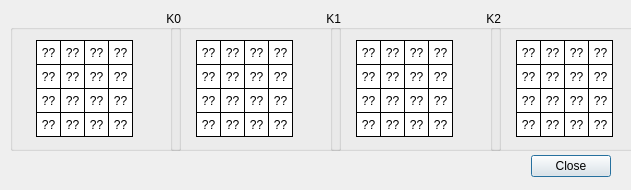
Above: src/dialogshowsubkeys.ui from giovanirinaldi/YAAES before the change. Below: the same form after it.
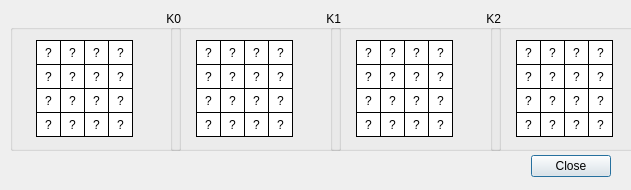
That is the form after the change.

Patch:
```diff
--- a/src/dialogshowsubkeys.ui
+++ b/src/dialogshowsubkeys.ui
@@ -88,7 +88,7 @@
 }</string>
     </property>
     <property name="text">
-     <string>??</string>
+     <string>?</string>
     </property>
     <property name="alignment">
      <set>Qt::AlignCenter</set>
@@ -129,7 +129,7 @@
 }</string>
     </property>
     <property name="text">
-     <string>??</string>
+     <string>?</string>
     </property>
     <property name="alignment">
      <set>Qt::AlignCenter</set>
@@ -170,7 +170,7 @@
 }</string>
     </property>
     <property name="text">
-     <string>??</string>
+     <string>?</string>
     </property>
     <property name="alignment">
      <set>Qt::AlignCenter</set>
@@ -211,7 +211,7 @@
 }</string>
     </property>
     <property name="text">
-     <string>??</string>
+     <string>?</string>
     </property>
     <property name="alignment">
      <set>Qt::AlignCenter</set>
@@ -252,7 +252,7 @@
 }</string>
     </property>
     <property name="text">
-     <string>??</string>
+     <string>?</string>
     </property>
     <property name="alignment">
      <set>Qt::AlignCenter</set>
@@ -293,7 +293,7 @@
 }</string>
     </property>
     <property name="text">
-     <string>??</string>
+     <string>?</string>
     </property>
     <property name="alignment">
      <set>Qt::AlignCenter</set>
@@ -334,7 +334,7 @@
 }</string>
     </property>
     <property name="text">
-     <string>??</string>
+     <string>?</string>
     </property>
     <property name="alignment">
      <set>Qt::AlignCenter</set>
@@ -375,7 +375,7 @@
 }</string>
     </property>
     <property name="text">
-     <string>??</string>
+     <string>?</string>
     </property>
     <property name="alignment">
      <set>Qt::AlignCenter</set>
@@ -416,7 +416,7 @@
 }</string>
     </property>
     <property name="text">
-     <string>??</string>
+     <string>?</string>
     </property>
     <property name="alignment">
      <set>Qt::AlignCenter</set>
@@ -457,7 +457,7 @@
 }</string>
     </property>
     <property name="text">
-     <string>??</string>
+     <string>?</string>
     </property>
     <property name="alignment">
      <set>Qt::AlignCenter</set>
@@ -498,7 +498,7 @@
 }</string>
     </property>
     <property name="text">
-     <string>??</string>
+     <string>?</string>
     </property>
     <property name="alignment">
      <set>Qt::AlignCenter</set>
@@ -542,7 +542,7 @@
 }</string>
     </property>
     <property name="text">
-     <string>??</string>
+     <string>?</string>
     </property>
     <property name="alignment">
      <set>Qt::AlignCenter</set>
@@ -583,7 +583,7 @@
 }</string>
     </property>
     <property name="text">
-     <string>??</string>
+     <string>?</string>
     </property>
     <property name="alignment">
      <set>Qt::AlignCenter</set>
@@ -624,7 +624,7 @@
 }</string>
     </property>
     <property name="text">
-     <string>??</string>
+     <string>?</string>
     </property>
     <property name="alignment">
      <set>Qt::AlignCenter</set>
@@ -665,7 +665,7 @@
 }</string>
     </property>
     <property name="text">
-     <string>??</string>
+     <string>?</string>
     </property>
     <property name="alignment">
      <set>Qt::AlignCenter</set>
@@ -706,7 +706,7 @@
 }</string>
     </property>
     <property name="text">
-     <string>??</string>
+     <string>?</string>
     </property>
     <property name="alignment">
      <set>Qt::AlignCenter</set>
@@ -772,7 +772,7 @@
 }</string>
     </property>
     <property name="text">
-     <string>??</string>
+     <string>?</string>
     </property>
     <property name="alignment">
      <set>Qt::AlignCenter</set>
@@ -813,7 +813,7 @@
 }</string>
     </property>
     <property name="text">
-     <string>??</string>
+     <string>?</string>
     </property>
     <property name="alignment">
      <set>Qt::AlignCenter</set>
@@ -854,7 +854,7 @@
 }</string>
     </property>
     <property name="text">
-     <string>??</string>
+     <string>?</string>
     </property>
     <property name="alignment">
      <set>Qt::AlignCenter</set>
@@ -895,7 +895,7 @@
 }</string>
     </property>
     <property name="text">
-     <string>??</string>
+     <string>?</string>
     </property>
     <property name="alignment">
      <set>Qt::AlignCenter</set>
@@ -936,7 +936,7 @@
 }</string>
     </property>
     <property name="text">
-     <string>??</string>
+     <string>?</string>
     </property>
     <property name="alignment">
      <set>Qt::AlignCenter</set>
@@ -977,7 +977,7 @@
 }</string>
     </property>
     <property name="text">
-     <string>??</string>
+     <string>?</string>
     </property>
     <property name="alignment">
      <set>Qt::AlignCenter</set>
@@ -1018,7 +1018,7 @@
 }</string>
     </property>
     <property name="text">
-     <string>??</string>
+     <string>?</string>
     </property>
     <property name="alignment">
      <set>Qt::AlignCenter</set>
@@ -1059,7 +1059,7 @@
 }</string>
     </property>
     <property name="text">
-     <string>??</string>
+     <string>?</string>
     </property>
     <property name="alignment">
      <set>Qt::AlignCenter</set>
@@ -1100,7 +1100,7 @@
 }</string>
     </property>
     <property name="text">
-     <string>??</string>
+     <string>?</string>
     </property>
     <property name="alignment">
      <set>Qt::AlignCenter</set>
@@ -1141,7 +1141,7 @@
 }</string>
     </property>
     <property name="text">
-     <string>??</string>
+     <string>?</string>
     </property>
     <property name="alignment">
      <set>Qt::AlignCenter</set>
@@ -1182,7 +1182,7 @@
 }</string>
     </property>
     <property name="text">
-     <string>??</string>
+     <string>?</string>
     </property>
     <property name="alignment">
      <set>Qt::AlignCenter</set>
@@ -1226,7 +1226,7 @@
 }</string>
     </property>
     <property name="text">
-     <string>??</string>
+     <string>?</string>
     </property>
     <property name="alignment">
      <set>Qt::AlignCenter</set>
@@ -1267,7 +1267,7 @@
 }</string>
     </property>
     <property name="text">
-     <string>??</string>
+     <string>?</string>
     </property>
     <property name="alignment">
      <set>Qt::AlignCenter</set>
@@ -1308,7 +1308,7 @@
 }</string>
     </property>
     <property name="text">
-     <string>??</string>
+     <string>?</string>
     </property>
     <property name="alignment">
      <set>Qt::AlignCenter</set>
@@ -1349,7 +1349,7 @@
 }</string>
     </property>
     <property name="text">
-     <string>??</string>
+     <string>?</string>
     </property>
     <property name="alignment">
      <set>Qt::AlignCenter</set>
@@ -1390,7 +1390,7 @@
 }</string>
     </property>
     <property name="text">
-     <string>??</string>
+     <string>?</string>
     </property>
     <property name="alignment">
      <set>Qt::AlignCenter</set>
@@ -1456,7 +1456,7 @@
 }</string>
     </property>
     <property name="text">
-     <string>??</string>
+     <string>?</string>
     </property>
     <property name="alignment">
      <set>Qt::AlignCenter</set>
@@ -1497,7 +1497,7 @@
 }</string>
     </property>
     <property name="text">
-     <string>??</string>
+     <string>?</string>
     </property>
     <property name="alignment">
      <set>Qt::AlignCenter</set>
@@ -1538,7 +1538,7 @@
 }</string>
     </property>
     <property name="text">
-     <string>??</string>
+     <string>?</string>
     </property>
     <property name="alignment">
      <set>Qt::AlignCenter</set>
@@ -1579,7 +1579,7 @@
 }</string>
     </property>
     <property name="text">
-     <string>??</string>
+     <string>?</string>
     </property>
     <property name="alignment">
      <set>Qt::AlignCenter</set>
@@ -1620,7 +1620,7 @@
 }</string>
     </property>
     <property name="text">
-     <string>??</string>
+     <string>?</string>
     </property>
     <property name="alignment">
      <set>Qt::AlignCenter</set>
@@ -1661,7 +1661,7 @@
 }</string>
     </property>
     <property name="text">
-     <string>??</string>
+     <string>?</string>
     </property>
     <property name="alignment">
      <set>Qt::AlignCenter</set>
@@ -1702,7 +1702,7 @@
 }</string>
     </property>
     <property name="text">
-     <string>??</string>
+     <string>?</string>
     </property>
     <property name="alignment">
      <set>Qt::AlignCenter</set>
@@ -1743,7 +1743,7 @@
 }</string>
     </property>
     <property name="text">
-     <string>??</string>
+     <string>?</string>
     </property>
     <property name="alignment">
      <set>Qt::AlignCenter</set>
@@ -1784,7 +1784,7 @@
 }</string>
     </property>
     <property name="text">
-     <string>??</string>
+     <string>?</string>
     </property>
     <property name="alignment">
      <set>Qt::AlignCenter</set>
@@ -1825,7 +1825,7 @@
 }</string>
     </property>
     <property name="text">
-     <string>??</string>
+     <string>?</string>
     </property>
     <property name="alignment">
      <set>Qt::AlignCenter</set>
@@ -1866,7 +1866,7 @@
 }</string>
     </property>
     <property name="text">
-     <string>??</string>
+     <string>?</string>
     </property>
     <property name="alignment">
      <set>Qt::AlignCenter</set>
@@ -1910,7 +1910,7 @@
 }</string>
     </property>
     <property name="text">
-     <string>??</string>
+     <string>?</string>
     </property>
     <property name="alignment">
      <set>Qt::AlignCenter</set>
@@ -1951,7 +1951,7 @@
 }</string>
     </property>
     <property name="text">
-     <string>??</string>
+     <string>?</string>
     </property>
     <property name="alignment">
      <set>Qt::AlignCenter</set>
@@ -1992,7 +1992,7 @@
 }</string>
     </property>
     <property name="text">
-     <string>??</string>
+     <string>?</string>
     </property>
     <property name="alignment">
      <set>Qt::AlignCenter</set>
@@ -2033,7 +2033,7 @@
 }</string>
     </property>
     <property name="text">
-     <string>??</string>
+     <string>?</string>
     </property>
     <property name="alignment">
      <set>Qt::AlignCenter</set>
@@ -2074,7 +2074,7 @@
 }</string>
     </property>
     <property name="text">
-     <string>??</string>
+     <string>?</string>
     </property>
     <property name="alignment">
      <set>Qt::AlignCenter</set>
@@ -2140,7 +2140,7 @@
 }</string>
     </property>
     <property name="text">
-     <string>??</string>
+     <string>?</string>
     </property>
     <property name="alignment">
      <set>Qt::AlignCenter</set>
@@ -2181,7 +2181,7 @@
 }</string>
     </property>
     <property name="text">
-     <string>??</string>
+     <string>?</string>
     </property>
     <property name="alignment">
      <set>Qt::AlignCenter</set>
@@ -2222,7 +2222,7 @@
 }</string>
     </property>
     <property name="text">
-     <string>??</string>
+     <string>?</string>
     </property>
     <property name="alignment">
      <set>Qt::AlignCenter</set>
@@ -2263,7 +2263,7 @@
 }</string>
     </property>
     <property name="text">
-     <string>??</string>
+     <string>?</string>
     </property>
     <property name="alignment">
      <set>Qt::AlignCenter</set>
@@ -2304,7 +2304,7 @@
 }</string>
     </property>
     <property name="text">
-     <string>??</string>
+     <string>?</string>
     </property>
     <property name="alignment">
      <set>Qt::AlignCenter</set>
@@ -2345,7 +2345,7 @@
 }</string>
     </property>
     <property name="text">
-     <string>??</string>
+     <string>?</string>
     </property>
     <property name="alignment">
      <set>Qt::AlignCenter</set>
@@ -2386,7 +2386,7 @@
 }</string>
     </property>
     <property name="text">
-     <string>??</string>
+     <string>?</string>
     </property>
     <property name="alignment">
      <set>Qt::AlignCenter</set>
@@ -2427,7 +2427,7 @@
 }</string>
     </property>
     <property name="text">
-     <string>??</string>
+     <string>?</string>
     </property>
     <property name="alignment">
      <set>Qt::AlignCenter</set>
@@ -2468,7 +2468,7 @@
 }</string>
     </property>
     <property name="text">
-     <string>??</string>
+     <string>?</string>
     </property>
     <property name="alignment">
      <set>Qt::AlignCenter</set>
@@ -2509,7 +2509,7 @@
 }</string>
     </property>
     <property name="text">
-     <string>??</string>
+     <string>?</string>
     </property>
     <property name="alignment">
      <set>Qt::AlignCenter</set>
@@ -2550,7 +2550,7 @@
 }</string>
     </property>
     <property name="text">
-     <string>??</string>
+     <string>?</string>
     </property>
     <property name="alignment">
      <set>Qt::AlignCenter</set>
@@ -2594,7 +2594,7 @@
 }</string>
     </property>
     <property name="text">
-     <string>??</string>
+     <string>?</string>
     </property>
     <property name="alignment">
      <set>Qt::AlignCenter</set>
@@ -2635,7 +2635,7 @@
 }</string>
     </property>
     <property name="text">
-     <string>??</string>
+     <string>?</string>
     </property>
     <property name="alignment">
      <set>Qt::AlignCenter</set>
@@ -2676,7 +2676,7 @@
 }</string>
     </property>
     <property name="text">
-     <string>??</string>
+     <string>?</string>
     </property>
     <property name="alignment">
      <set>Qt::AlignCenter</set>
@@ -2717,7 +2717,7 @@
 }</string>
     </property>
     <property name="text">
-     <string>??</string>
+     <string>?</string>
     </property>
     <property name="alignment">
      <set>Qt::AlignCenter</set>
@@ -2758,7 +2758,7 @@
 }</string>
     </property>
     <property name="text">
-     <string>??</string>
+     <string>?</string>
     </property>
     <property name="alignment">
      <set>Qt::AlignCenter</set>
```
Left out of the diff: 2 changed lines with no effect on the pictures.
